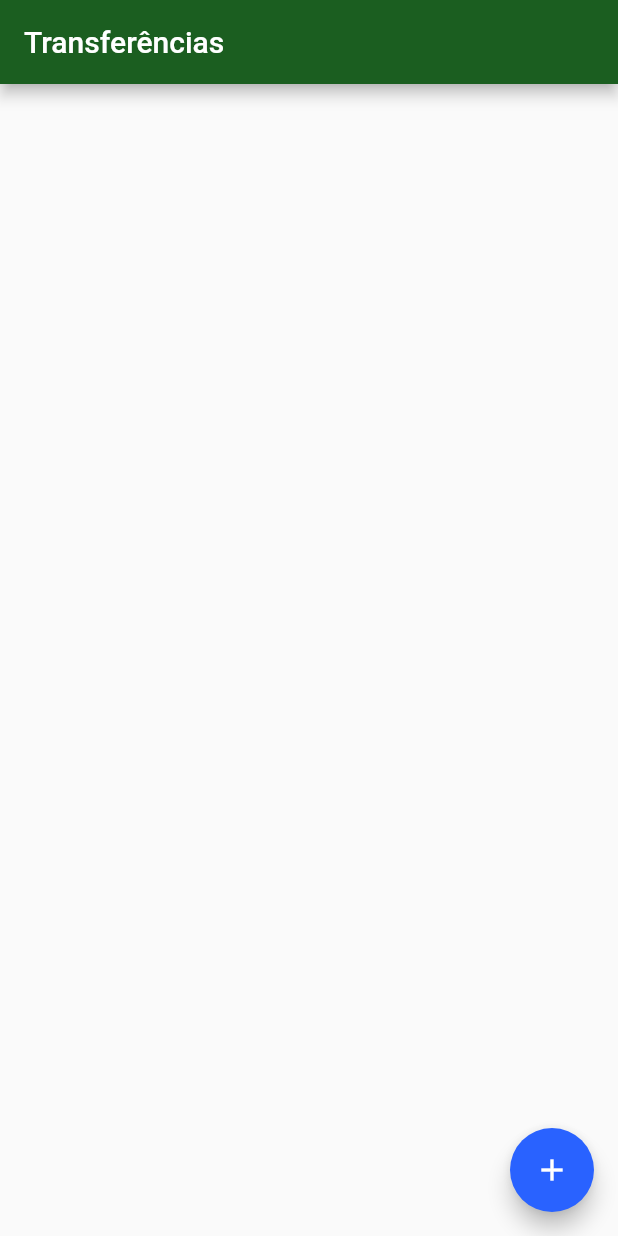
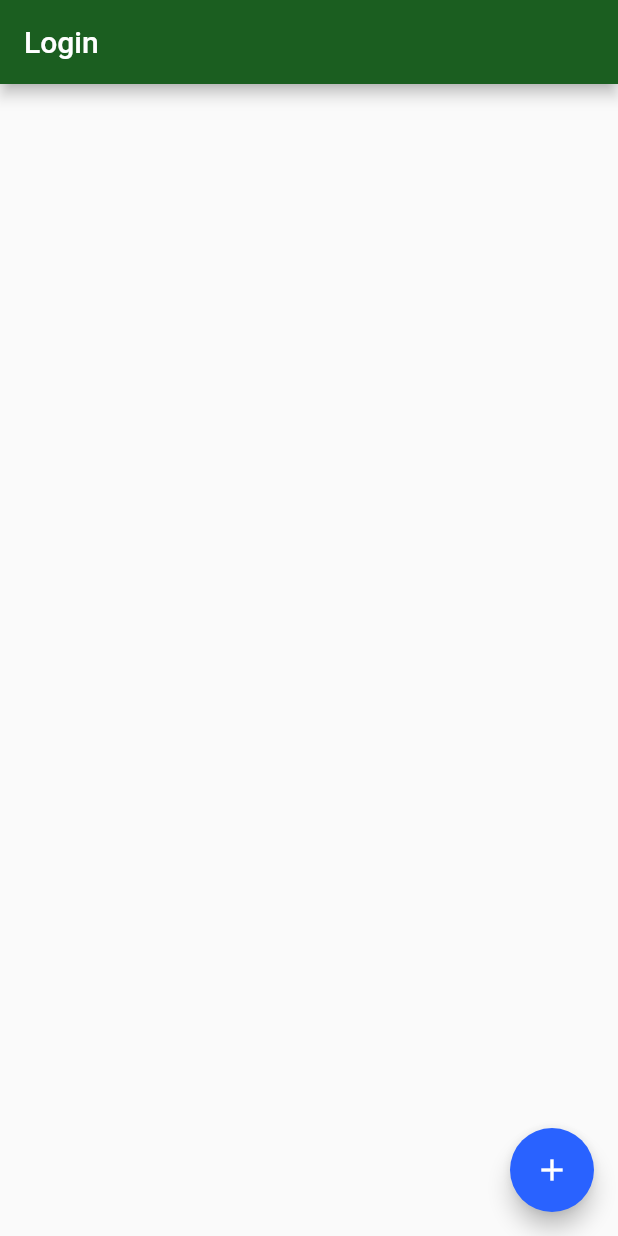
Before and after one commit to denerkr/Green_Share, a Flutter app: the screen it shows after launch, on a phone screen of 412 x 824 dp. Run offline on Flutter 3.47's test engine with Material 2 defaults, Android fonts, the phone set to English and light mode, and no system bars.

Commit message:
Tela Login ok

```diff
--- a/lib/main.dart
+++ b/lib/main.dart
@@ -1,3 +1,4 @@
+import 'package:GreenShare/screens/login/telalogin.dart';
 import 'package:GreenShare/screens/transferencia/lista.dart';
 import 'package:flutter/material.dart';
 
@@ -16,7 +17,7 @@ class GreenShareApp extends StatelessWidget {
         ),
       ),
       debugShowCheckedModeBanner: false,
-      home: ListaTransferencias(),
+      home: TelaLogin(),
     );
   }
 }
--- /dev/null
+++ b/lib/models/login.dart
@@ -0,0 +1,14 @@
+class Login {
+  final double senha;
+  final double login;
+
+  Login(
+      this.senha,
+      this.login,
+      );
+
+  @override
+  String toString() {
+    return 'Login{senha: $senha, login: $login}';
+  }
+}
--- /dev/null
+++ b/lib/screens/login/telalogin.dart
@@ -0,0 +1,67 @@
+import 'package:GreenShare/models/login.dart';
+import 'package:GreenShare/screens/login/telalogin.dart';
+import 'package:GreenShare/screens/transferencia/lista.dart';
+import 'package:flutter/material.dart';
+
+class TelaLogin extends StatefulWidget {
+
+  final List<Login> _login = List();
+
+  @override
+  State<StatefulWidget> createState() {
+    return TelaLoginState();
+  }
+}
+
+class TelaLoginState extends State<TelaLogin> {
+  @override
+  Widget build(BuildContext context) {
+    return Scaffold(
+      appBar: AppBar(
+        title: Text('Login'),
+      ),
+      body: ListView.builder(
+        itemCount: widget._login.length,
+        itemBuilder: (context, indice) {
+          final login = widget._login[indice];
+          return ItemLogin(login);
+        },
+      ),
+      floatingActionButton: FloatingActionButton(
+        child: Icon(Icons.add), onPressed: () {
+        final Future<Login> future = Navigator.push(context, MaterialPageRoute(builder: (context) {
+          return ListaTransferencias();
+        }));
+        future.then((transferenciaRecebida) {
+          Future.delayed(Duration(seconds: 5), (){
+            debugPrint('chegou no then do future');
+            debugPrint('$transferenciaRecebida');
+            if (transferenciaRecebida != null) {
+              setState(() {
+                widget._login.add(transferenciaRecebida);
+              });
+            }
+          });
+        });
+      },
+      ),
+    );
+  }
+}
+
+class ItemLogin extends StatelessWidget {
+  final Login _login;
+
+  ItemLogin(this._login);
+
+  @override
+  Widget build(BuildContext context) {
+    return Card(
+      child: ListTile(
+        leading: Icon(Icons.monetization_on),
+        title: Text(_login.senha.toString()),
+        subtitle: Text(_login.login.toString()),
+      ),
+    );
+  }
+}
```
Also changed, not shown: lib/screens/login/login.dart (deleted).
